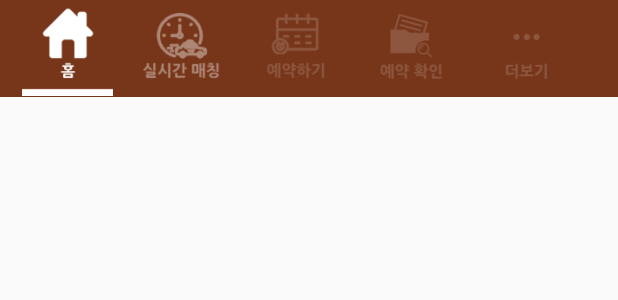
After one commit to kgp1202/plant, an Android app: the layout activity_frame.xml on its own in the app's theme, with its tools: preview values and no code run, on a phone screen of 412 x 824 dp. The commit adds this screen. Shown: the top 300 px of the screen. Run offline under Robolectric (Android 15) with nearby library versions, the phone set to English and light mode, and no system bars.

Commit message:
FrameActivity Complete

```diff
--- a/app/src/main/java/com/plant/Kakao/KakaoSignUp.java
+++ b/app/src/main/java/com/plant/Kakao/KakaoSignUp.java
@@ -12,9 +12,8 @@ import com.kakao.usermgmt.UserManagement;
 import com.kakao.usermgmt.callback.MeResponseCallback;
 import com.kakao.usermgmt.response.model.UserProfile;
 import com.kakao.util.helper.log.Logger;
-import com.plant.IndexActivity;
+import com.plant.FrameActivity;
 import com.plant.userData;
-import com.squareup.picasso.Picasso;
 
 /**
  * Created by angks on 2016-05-17.
@@ -75,7 +74,7 @@ public class KakaoSignUp extends Activity {
          * 로그인 성공시 여기를 바꿔 줘야됨
          *
          * */
-        Intent intent=new Intent(this, IndexActivity.class);
+        Intent intent=new Intent(this, FrameActivity.class);
         intent.putExtra("USERDATA",input.getUserDataJSONString());
         startActivity(intent);
         finish();
--- a/app/src/main/java/com/plant/Login_Activity.java
+++ b/app/src/main/java/com/plant/Login_Activity.java
@@ -66,7 +66,7 @@ public class Login_Activity extends Activity implements View.OnClickListener{
             public void onAnimationEnd(Animation animation) {
                 switch(v.getId()){
                     case R.id.btnFB:
-                    startActivity(new Intent(getApplicationContext(), IndexActivity.class));
+                    startActivity(new Intent(getApplicationContext(), FrameActivity.class));
                         break;
                     case R.id.btnKKO:
                         break;
@@ -91,10 +91,6 @@ public class Login_Activity extends Activity implements View.OnClickListener{
 
         anim1= AnimationUtils.loadAnimation(this,R.anim.scale_down);
         anim2 = AnimationUtils.loadAnimation(this,R.anim.scale_up);
-<<<<<<< HEAD
-=======
-
->>>>>>> 9e146eb55825e1ccf107b147887d38abcdbd3d2d
     }
 
     /************* KAKAO extend class  and function *************/
--- /dev/null
+++ b/app/src/main/res/layout/activity_frame.xml
@@ -0,0 +1,108 @@
+<?xml version="1.0" encoding="utf-8"?>
+<LinearLayout xmlns:android="http://schemas.android.com/apk/res/android"
+    xmlns:tools="http://schemas.android.com/tools"
+    android:layout_width="match_parent"
+    android:layout_height="match_parent"
+    android:orientation="vertical"
+    tools:context="com.plant.Login_Activity">
+
+    <FrameLayout xmlns:android="http://schemas.android.com/apk/res/android"
+        android:layout_width="match_parent"
+        android:layout_height="wrap_content">
+
+        <LinearLayout
+            android:layout_width="match_parent"
+            android:layout_height="wrap_content"
+            android:background="@color/colorStatusBar"
+            android:orientation="horizontal">
+
+            <TextView
+                android:layout_width="0dp"
+                android:layout_height="wrap_content"
+                android:layout_weight="0.5" />
+
+            <ImageView
+                android:id="@+id/statusbar_home_btn"
+                android:layout_width="0dp"
+                android:layout_height="wrap_content"
+                android:layout_weight="2"
+                android:adjustViewBounds="true"
+                android:scaleType="fitXY"
+                android:src="@drawable/statusbar_home_clicked_btn" />
+
+            <TextView
+                android:layout_width="0dp"
+                android:layout_height="wrap_content"
+                android:layout_weight="0.5" />
+
+            <ImageView
+                android:id="@+id/statusbar_realtime_btn"
+                android:layout_width="0dp"
+                android:layout_height="wrap_content"
+                android:layout_weight="2"
+                android:adjustViewBounds="true"
+                android:scaleType="fitXY"
+                android:src="@drawable/statusbar_realtime_btn" />
+
+            <TextView
+                android:layout_width="0dp"
+                android:layout_height="wrap_content"
+                android:layout_weight="0.5" />
+
+
+            <ImageView
+                android:id="@+id/statusbar_conserve_btn"
+                android:layout_width="0dp"
+                android:layout_height="wrap_content"
+                android:layout_weight="2"
+                android:adjustViewBounds="true"
+                android:scaleType="fitXY"
+                android:src="@drawable/statusbar_conserve_btn" />
+
+            <TextView
+                android:layout_width="0dp"
+                android:layout_height="wrap_content"
+                android:layout_weight="0.5" />
+
+            <ImageView
+                android:id="@+id/statusbar_conserve_confirm_btn"
+                android:layout_width="0dp"
+                android:layout_height="wrap_content"
+                android:layout_weight="2"
+                android:adjustViewBounds="true"
+                android:scaleType="fitXY"
+                android:src="@drawable/statusbar_conserve_confirm_btn" />
+
+            <TextView
+                android:layout_width="0dp"
+                android:layout_height="wrap_content"
+                android:layout_weight="0.5" />
+
+            <ImageView
+                android:id="@+id/statusbar_more_btn"
+                android:layout_width="0dp"
+                android:layout_height="wrap_content"
+                android:layout_weight="2"
+                android:adjustViewBounds="true"
+                android:scaleType="fitXY"
+                android:src="@drawable/statusbar_more_btn" />
+
+            <TextView
+                android:layout_width="0dp"
+                android:layout_height="wrap_content"
+                android:layout_weight="1" />
+
+        </LinearLayout>
+
+    </FrameLayout>
+
+    <LinearLayout
+        android:id="@+id/fragmentReplace"
+        android:layout_width="match_parent"
+        android:layout_height="0dp"
+        android:layout_weight="1"
+        android:orientation="vertical"
+        >
+
+    </LinearLayout>
+</LinearLayout>
```
Also changed, not shown: app/src/main/AndroidManifest.xml (+7 -3 lines), app/src/main/java/com/plant/FrameActivity.java (added, +132 -0 lines), app/src/main/java/com/plant/IndexActivity.java (deleted, +0 -64 lines), app/src/main/java/com/plant/IndexFragment.java (added, +73 -0 lines), app/src/main/java/com/plant/StatusBar.java (deleted, +0 -45 lines), app/src/main/res/anim/scale_touch.xml (renamed from app/src/main/res/anim/scale_down_up.xml, +9 -12 lines), app/src/main/res/layout/fragement_index.xml (renamed from app/src/main/res/layout/activity_index.xml, +6 -8 lines), app/src/main/res/layout/statusbar.xml (deleted, +0 -89 lines), app/src/main/res/drawable/realtime_college_btn.png (added), app/src/main/res/drawable/realtime_college_clicked_btn.png (added), app/src/main/res/drawable/realtime_juan_btn.png (added), app/src/main/res/drawable/realtime_juan_clicked_btn.png (added).
